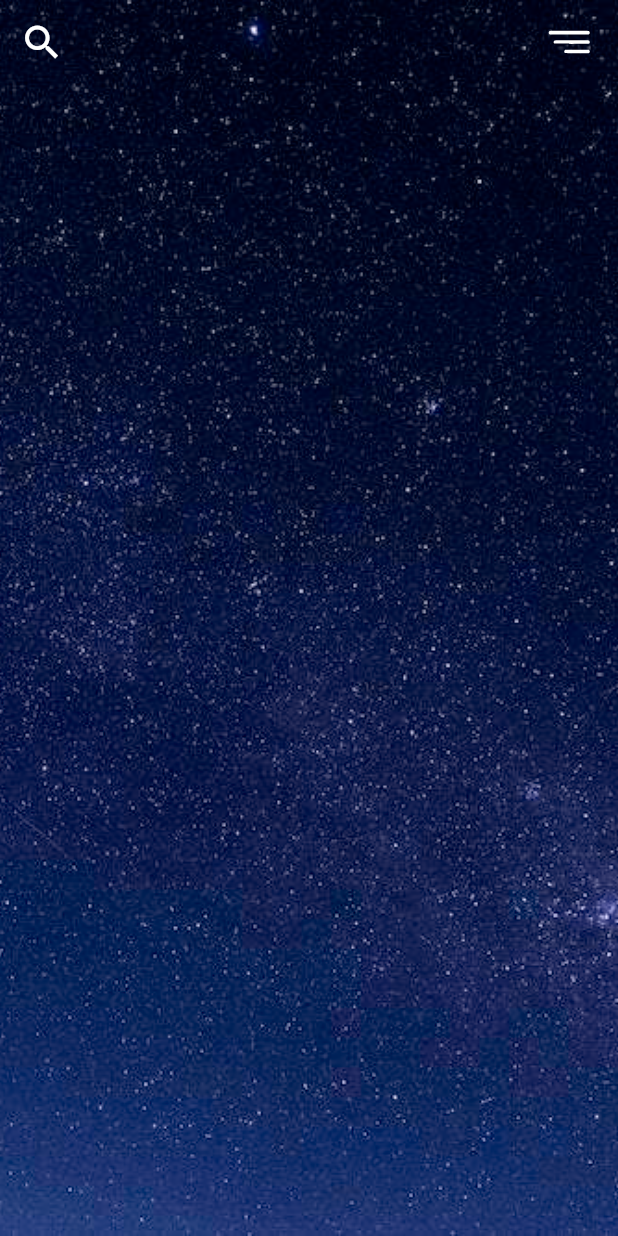
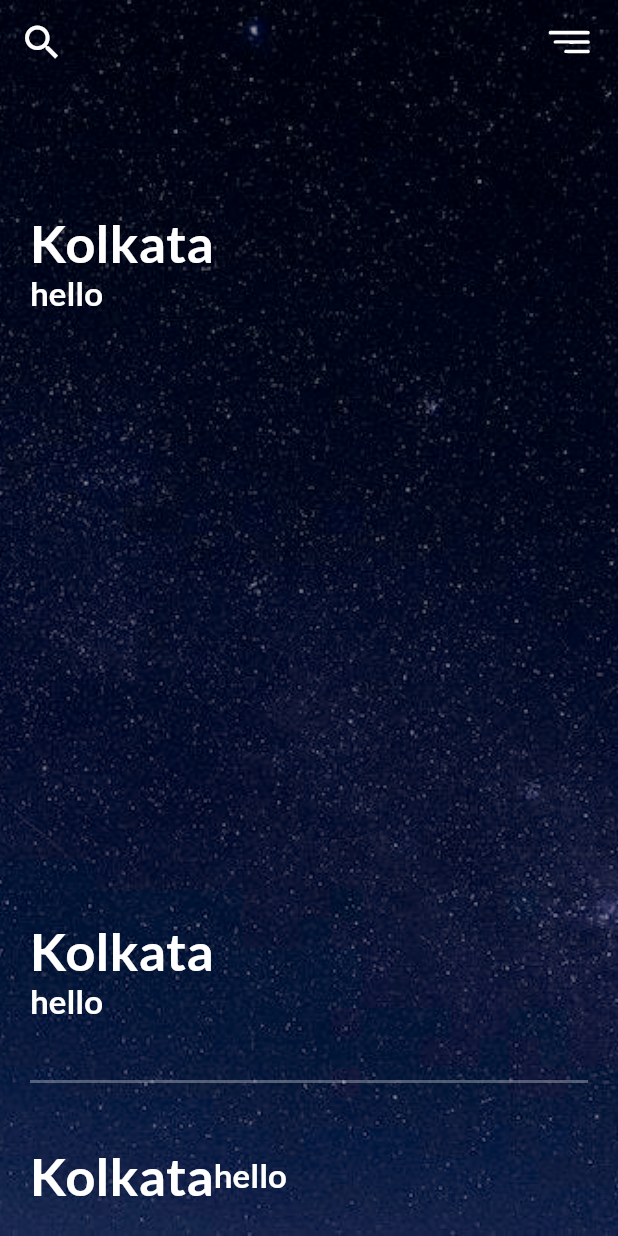
Before and after one commit to Kennethdsouza11/weather_app, a Flutter app: the screen it shows after launch, on a phone screen of 412 x 824 dp. Run offline on Flutter 3.47's test engine with Material 2 defaults, Android fonts, the phone set to English and light mode, and no system bars; our stand-ins replace flutter_svg, google_fonts.

Commit message:
basic structure of the app

```diff
--- a/lib/screens/weather_app.dart
+++ b/lib/screens/weather_app.dart
@@ -25,12 +25,15 @@ class WeatherApp extends StatelessWidget {
         ),
         actions: [
           Container(
-              margin: EdgeInsets.fromLTRB(0, 0, 10, 0),
-              child: SvgPicture.asset(
-                'assets/menu.svg',
-                height: 45,
-                width: 45,
-                color: Colors.white,
+              margin: const EdgeInsets.fromLTRB(0, 0, 10, 0),
+              child: GestureDetector(
+                onTap: () => print('Menu Clicked'),
+                child: SvgPicture.asset(
+                  'assets/menu.svg',
+                  height: 45,
+                  width: 45,
+                  color: Colors.white,
+                ),
               ))
         ],
       ),
@@ -43,6 +46,99 @@ class WeatherApp extends StatelessWidget {
             height: double.infinity,
             width: double.infinity,
           ),
+          Container(
+            decoration: const BoxDecoration(color: Colors.black38),
+          ),
+          Container(
+            padding: const EdgeInsets.all(20),
+            child: Column(
+              mainAxisAlignment: MainAxisAlignment.spaceBetween,
+              crossAxisAlignment: CrossAxisAlignment.start,
+              children: [
+                Expanded(
+                  child: Column(
+                    mainAxisAlignment: MainAxisAlignment.spaceBetween,
+                    children: [
+                      Column(
+                        crossAxisAlignment: CrossAxisAlignment.start,
+                        children: [
+                          const SizedBox(
+                            height: 120,
+                          ),
+                          Text(
+                            'Kolkata',
+                            style: GoogleFonts.lato(
+                                fontSize: 35,
+                                fontWeight: FontWeight.bold,
+                                color: Colors.white),
+                          ),
+                          Text(
+                            'hello',
+                            style: GoogleFonts.lato(
+                              fontSize: 22,
+                              fontWeight: FontWeight.bold,
+                              color: Colors.white,
+                            ),
+                          )
+                        ],
+                      ),
+                      Column(
+                        crossAxisAlignment: CrossAxisAlignment.start,
+                        children: [
+                          Text(
+                            'Kolkata',
+                            style: GoogleFonts.lato(
+                                fontSize: 35,
+                                fontWeight: FontWeight.bold,
+                                color: Colors.white),
+                          ),
+                          Text(
+                            'hello',
+                            style: GoogleFonts.lato(
+                              fontSize: 22,
+                              fontWeight: FontWeight.bold,
+                              color: Colors.white,
+                            ),
+                          ),
+                        ],
+                      ),
+                    ],
+                  ),
+                ),
+                Column(
+                  children: [
+                    Container(
+                      margin: const EdgeInsets.symmetric(vertical: 40),
+                      decoration: BoxDecoration(
+                        border: Border.all(
+                          color: Colors.white30,
+                        ),
+                      ),
+                    ),
+                    Row(
+                      children: [
+                        Text(
+                          'Kolkata',
+                          style: GoogleFonts.lato(
+                              fontSize: 35,
+                              fontWeight: FontWeight.bold,
+                              color: Colors.white),
+                        ),
+                        Text(
+                          'hello',
+                          style: GoogleFonts.lato(
+                            fontSize: 22,
+                            fontWeight: FontWeight.bold,
+                            color: Colors.white,
+                          ),
+                        ),
+                      ],
+                    )
+                  ],
+                ),
+              ],
+            ),
+          )
         ],
       )),
     );
```
Also changed, not shown: assets/sunny.jpg (added).
